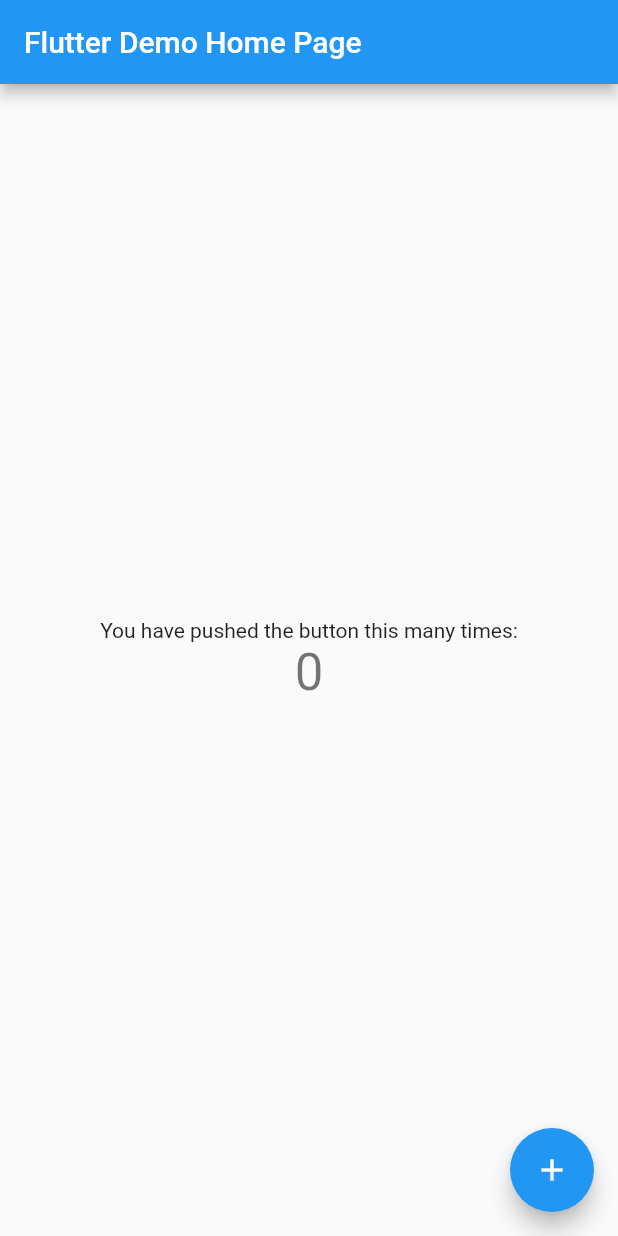
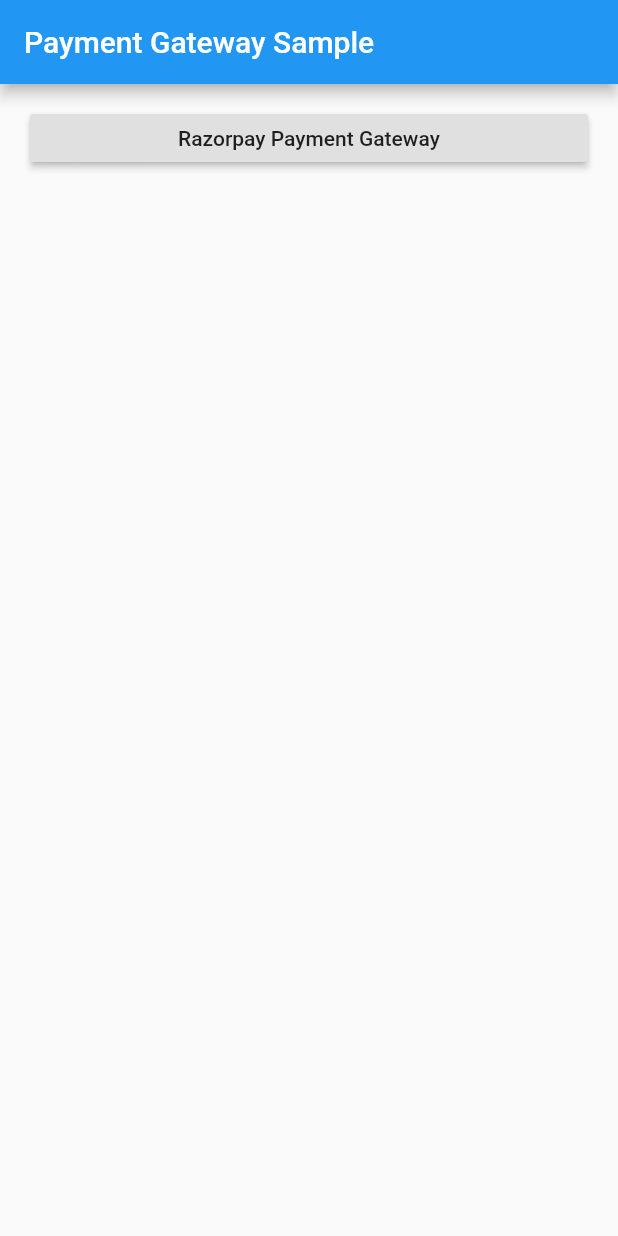
Before and after one commit to rohit-lokhande/Flutter-Payment-GateWay-, a Flutter app: the screen it shows after launch, on a phone screen of 412 x 824 dp. Run offline on Flutter 3.47's test engine with Material 2 defaults, Android fonts, the phone set to English and light mode, and no system bars; our stand-ins replace fluttertoast; missing offline and left inert: razorpay_flutter.

Commit message:
Feature/razorpay integration

```diff
--- a/lib/main.dart
+++ b/lib/main.dart
@@ -1,4 +1,5 @@
 import 'package:flutter/material.dart';
+import 'package:payment_gateway/ui/home/home_screen.dart';
 
 void main() {
   runApp(MyApp());
@@ -9,24 +10,16 @@ class MyApp extends StatelessWidget {
   @override
   Widget build(BuildContext context) {
     return MaterialApp(
-      title: 'Flutter Demo',
+      title: 'Sample Project Gateways',
       theme: ThemeData(
-        // This is the theme of your application.
-        //
-        // Try running your application with "flutter run". You'll see the
-        // application has a blue toolbar. Then, without quitting the app, try
-        // changing the primarySwatch below to Colors.green and then invoke
-        // "hot reload" (press "r" in the console where you ran "flutter run",
-        // or simply save your changes to "hot reload" in a Flutter IDE).
-        // Notice that the counter didn't reset back to zero; the application
-        // is not restarted.
+
         primarySwatch: Colors.blue,
         // This makes the visual density adapt to the platform that you run
         // the app on. For desktop platforms, the controls will be smaller and
         // closer together (more dense) than on mobile platforms.
         visualDensity: VisualDensity.adaptivePlatformDensity,
       ),
-      home: MyHomePage(title: 'Flutter Demo Home Page'),
+      home: HomeScreen(),
     );
   }
 }
--- /dev/null
+++ b/lib/ui/home/home_screen.dart
@@ -0,0 +1,36 @@
+import 'package:flutter/material.dart';
+import 'package:payment_gateway/ui/Razorpay/razorpay_payment_gateway.dart';
+
+class HomeScreen extends StatefulWidget {
+  @override
+  _HomeScreenState createState() => _HomeScreenState();
+}
+
+class _HomeScreenState extends State<HomeScreen> {
+  @override
+  Widget build(BuildContext context) {
+    return Scaffold(
+        appBar: AppBar(
+          title: Text('Payment Gateway Sample'),
+        ),
+        body: Container(
+          padding: EdgeInsets.symmetric(vertical: 20, horizontal: 20),
+          child: Column(
+            children: [
+              Container(
+                width: double.infinity,
+                height: 32,
+                child: RaisedButton(
+                    onPressed: () {
+                      Navigator.push(
+                        context,
+                        MaterialPageRoute(builder: (context) => RazorpayPaymentGateway()),
+                      );
+                    },
+                    child: Text('Razorpay Payment Gateway')),
+              )
+            ],
+          ),
+        ));
+  }
+}
--- a/pubspec.yaml
+++ b/pubspec.yaml
@@ -24,10 +24,10 @@ dependencies:
   flutter:
     sdk: flutter
 
+  cupertino_icons: ^1.0.0
+  razorpay_flutter: 1.1.0
+  fluttertoast: ^7.1.5
 
-  # The following adds the Cupertino Icons font to your application.
-  # Use with the CupertinoIcons class for iOS style icons.
-  cupertino_icons: ^1.0.0
 
 dev_dependencies:
   flutter_test:
```
Also changed, not shown: lib/ui/Razorpay/razorpay_payment_gateway.dart (added, +74 -0 lines), pubspec.lock, 3 other files.
